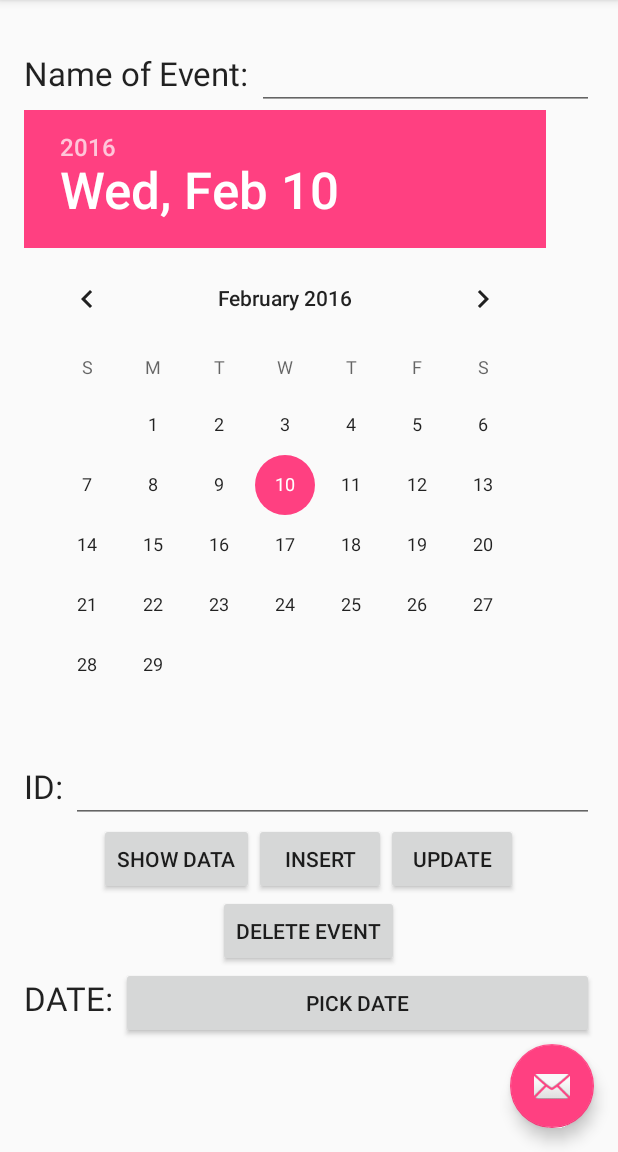
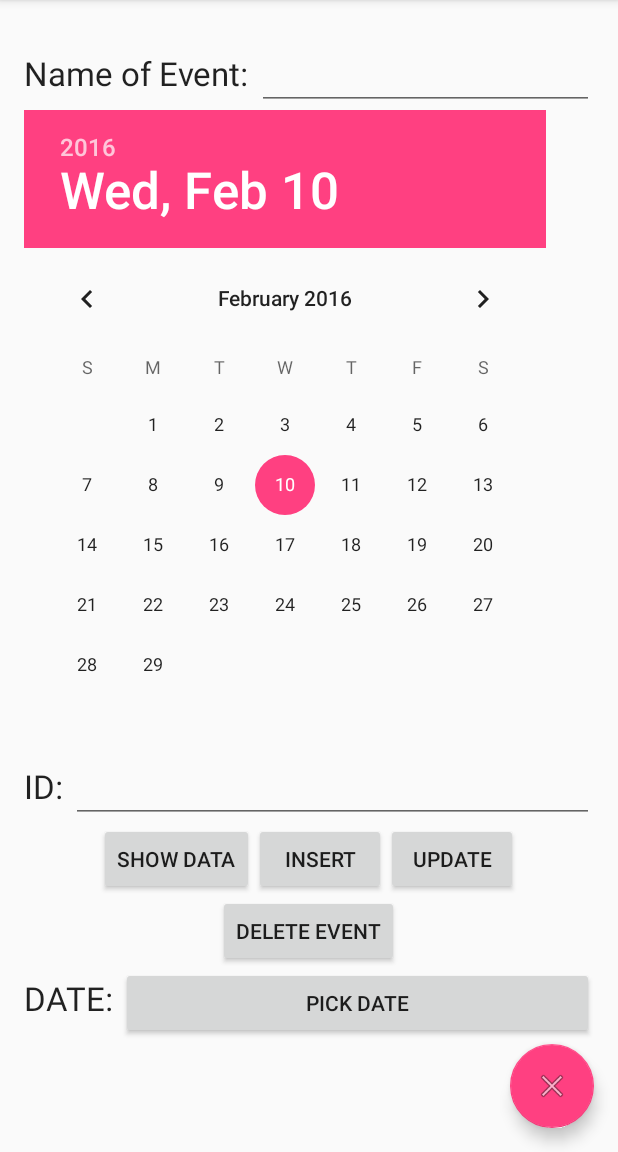
Before and after one commit to sdillon1/MyPlannerPal, an Android app: the screen it shows after launch (HomeScreen), on a phone screen of 412 x 824 dp, the part 84-1236 px from its top. Run offline under Robolectric (Android 15) with nearby library versions, the phone set to English and light mode, and no system bars.

Commit message:
update icon

```diff
--- a/app/src/main/res/layout/activity_home_screen.xml
+++ b/app/src/main/res/layout/activity_home_screen.xml
@@ -30,6 +30,6 @@
         android:layout_height="wrap_content"
         android:layout_gravity="bottom|end"
         android:layout_margin="@dimen/fab_margin"
-        android:src="@android:drawable/ic_dialog_email"/>
+        android:src="@android:drawable/ic_menu_close_clear_cancel"/>
 
 </android.support.design.widget.CoordinatorLayout>
```
